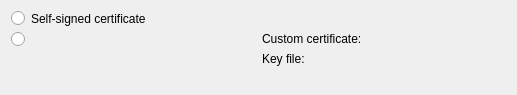
qt-creator/qt-creator, file src/plugins/qt4projectmanager/qt-s60/s60createpackagestep.ui: the form before one commit.
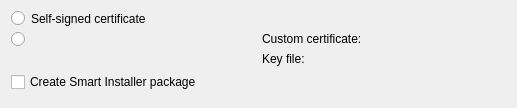
The form after the commit. Custom widgets are drawn as their Qt base class.

Commit message:
Support Qt for Symbian smart installer.
By providing a "Use Smart Installer" option for the packaging step.

Diff of the .ui file:
```diff
--- a/src/plugins/qt4projectmanager/qt-s60/s60createpackagestep.ui
+++ b/src/plugins/qt4projectmanager/qt-s60/s60createpackagestep.ui
@@ -7,7 +7,7 @@
     <x>0</x>
     <y>0</y>
     <width>517</width>
-    <height>95</height>
+    <height>108</height>
    </rect>
   </property>
   <property name="windowTitle">
@@ -83,6 +83,13 @@
      </item>
     </layout>
    </item>
+   <item>
+    <widget class="QCheckBox" name="smartInstaller">
+     <property name="text">
+      <string>Create Smart Installer package</string>
+     </property>
+    </widget>
+   </item>
    <item>
     <spacer name="verticalSpacer">
      <property name="orientation">
```
Left out of the diff: 5 changed lines with no effect on the pictures. The commit also changes 2 other files.
